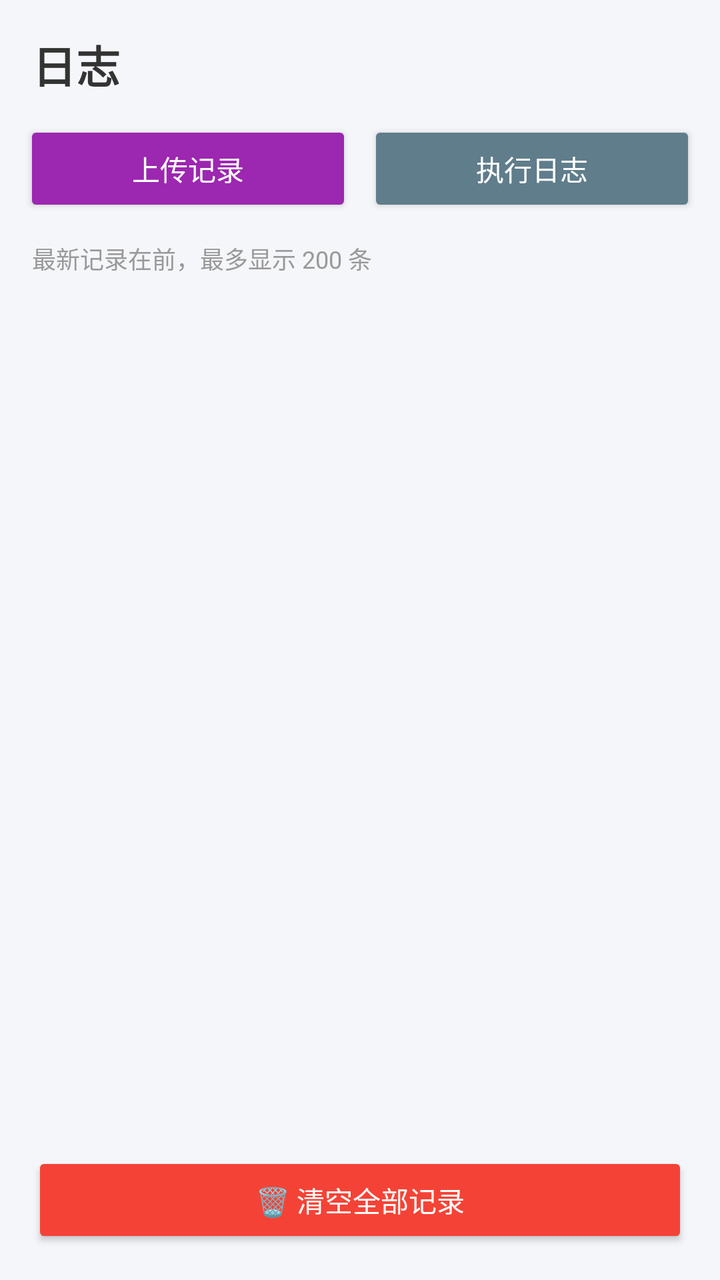
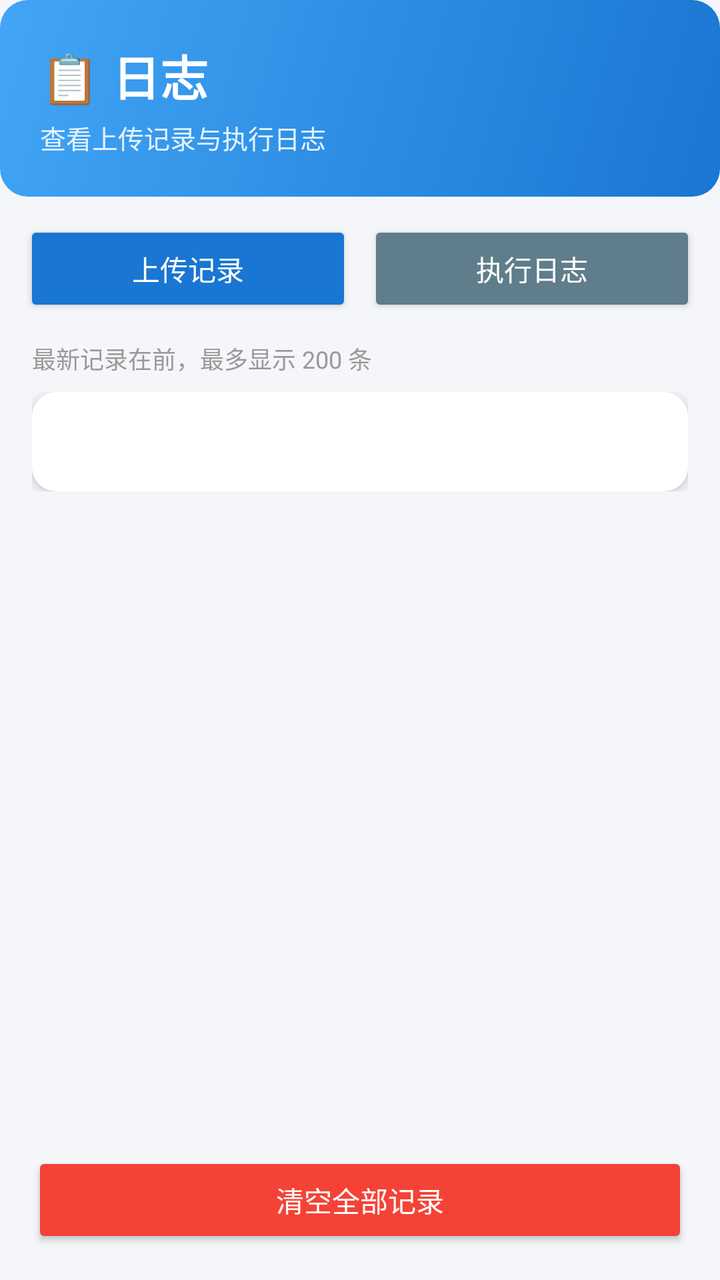

Before-and-after screenshots of an Android layout around one commit, followed by the original layout XML and the change that was made.
<!-- AndroidManifest.xml: application theme Theme.AppCompat.Light.DarkActionBar -->
<!-- res/layout/fragment_logs.xml -->
<?xml version="1.0" encoding="utf-8"?>
<LinearLayout xmlns:android="http://schemas.android.com/apk/res/android"
    android:layout_width="match_parent"
    android:layout_height="match_parent"
    android:orientation="vertical"
    android:background="#F5F6FA">

    <TextView
        android:layout_width="match_parent"
        android:layout_height="wrap_content"
        android:text="日志"
        android:textSize="22sp"
        android:textStyle="bold"
        android:textColor="#333333"
        android:paddingStart="16dp"
        android:paddingEnd="16dp"
        android:paddingTop="16dp"/>

    
    <LinearLayout
        android:layout_width="match_parent"
        android:layout_height="wrap_content"
        android:orientation="horizontal"
        android:padding="12dp">

        <Button
            android:id="@+id/btn_tab_upload"
            android:layout_width="0dp"
            android:layout_height="wrap_content"
            android:layout_weight="1"
            android:text="上传记录"
            android:backgroundTint="#9C27B0"
            android:textColor="@android:color/white"
            android:layout_marginEnd="4dp"/>

        <Button
            android:id="@+id/btn_tab_exec"
            android:layout_width="0dp"
            android:layout_height="wrap_content"
            android:layout_weight="1"
            android:text="执行日志"
            android:backgroundTint="#607D8B"
            android:textColor="@android:color/white"
            android:layout_marginStart="4dp"/>
    </LinearLayout>

    <TextView
        android:layout_width="match_parent"
        android:layout_height="wrap_content"
        android:text="最新记录在前，最多显示 200 条"
        android:textSize="12sp"
        android:textColor="#999999"
        android:paddingStart="16dp"
        android:paddingEnd="16dp"
        android:paddingBottom="8dp"/>

    
    <ScrollView
        android:layout_width="match_parent"
        android:layout_height="0dp"
        android:layout_weight="1">

        <TextView
            android:id="@+id/tv_logs_content"
            android:layout_width="match_parent"
            android:layout_height="wrap_content"
            android:padding="16dp"
            android:textSize="13sp"
            android:textColor="#333333"
            android:fontFamily="monospace"
            android:lineSpacingExtra="2dp"/>
    </ScrollView>

    <Button
        android:id="@+id/btn_clear_logs"
        android:layout_width="match_parent"
        android:layout_height="wrap_content"
        android:text="🗑 清空全部记录"
        android:backgroundTint="#F44336"
        android:textColor="@android:color/white"
        android:layout_margin="16dp"/>
</LinearLayout>
<!-- resources referenced by this layout -->
<resources>

</resources>

<!-- the commit's change to res/layout/fragment_logs.xml (unified diff, before → after) -->
@@ -5,16 +5,32 @@
     android:orientation="vertical"
     android:background="#F5F6FA">
 
-    <TextView
+    
+    <LinearLayout
         android:layout_width="match_parent"
         android:layout_height="wrap_content"
-        android:text="日志"
-        android:textSize="22sp"
-        android:textStyle="bold"
-        android:textColor="#333333"
-        android:paddingStart="16dp"
-        android:paddingEnd="16dp"
-        android:paddingTop="16dp"/>
+        android:orientation="vertical"
+        android:background="@drawable/bg_gradient_header"
+        android:padding="20dp"
+        android:paddingTop="22dp"
+        android:paddingBottom="22dp">
+
+        <TextView
+            android:layout_width="match_parent"
+            android:layout_height="wrap_content"
+            android:text="📋 日志"
+            android:textSize="24sp"
+            android:textStyle="bold"
+            android:textColor="@android:color/white"/>
+
+        <TextView
+            android:layout_width="match_parent"
+            android:layout_height="wrap_content"
+            android:text="查看上传记录与执行日志"
+            android:textSize="13sp"
+            android:textColor="#E3F2FD"
+            android:layout_marginTop="4dp"/>
+    </LinearLayout>
 
     
     <LinearLayout
@@ -29,7 +45,7 @@
             android:layout_height="wrap_content"
             android:layout_weight="1"
             android:text="上传记录"
-            android:backgroundTint="#9C27B0"
+            android:backgroundTint="#1976D2"
             android:textColor="@android:color/white"
             android:layout_marginEnd="4dp"/>
 
@@ -60,22 +76,33 @@
         android:layout_height="0dp"
         android:layout_weight="1">
 
-        <TextView
-            android:id="@+id/tv_logs_content"
+        <LinearLayout
             android:layout_width="match_parent"
             android:layout_height="wrap_content"
-            android:padding="16dp"
-            android:textSize="13sp"
-            android:textColor="#333333"
-            android:fontFamily="monospace"
-            android:lineSpacingExtra="2dp"/>
+            android:orientation="vertical"
+            android:paddingStart="16dp"
+            android:paddingEnd="16dp"
+            android:paddingBottom="16dp">
+
+            <TextView
+                android:id="@+id/tv_logs_content"
+                android:layout_width="match_parent"
+                android:layout_height="wrap_content"
+                android:background="@drawable/bg_card_round"
+                android:padding="16dp"
+                android:elevation="3dp"
+                android:textSize="13sp"
+                android:textColor="#333333"
+                android:fontFamily="monospace"
+                android:lineSpacingExtra="2dp"/>
+        </LinearLayout>
     </ScrollView>
 
     <Button
         android:id="@+id/btn_clear_logs"
         android:layout_width="match_parent"
         android:layout_height="wrap_content"
-        android:text="🗑 清空全部记录"
+        android:text="清空全部记录"
         android:backgroundTint="#F44336"
         android:textColor="@android:color/white"
         android:layout_margin="16dp"/>
<!-- resource entries referenced after the edit -->
@@ -1,5 +1,21 @@
 <!-- resources referenced by this layout -->
 <resources>
-
+  <!-- drawable bg_card_round (drawable) -->
+  <?xml version="1.0" encoding="utf-8"?>
+  <shape xmlns:android="http://schemas.android.com/apk/res/android"
+      android:shape="rectangle">
+      <solid android:color="@android:color/white"/>
+      <corners android:radius="12dp"/>
+  </shape>
+  <!-- drawable bg_gradient_header (drawable) -->
+  <?xml version="1.0" encoding="utf-8"?>
+  <shape xmlns:android="http://schemas.android.com/apk/res/android"
+      android:shape="rectangle">
+      <gradient
+          android:startColor="#1976D2"
+          android:endColor="#42A5F5"
+          android:angle="135"/>
+      <corners android:radius="14dp"/>
+  </shape>
 </resources>
 
